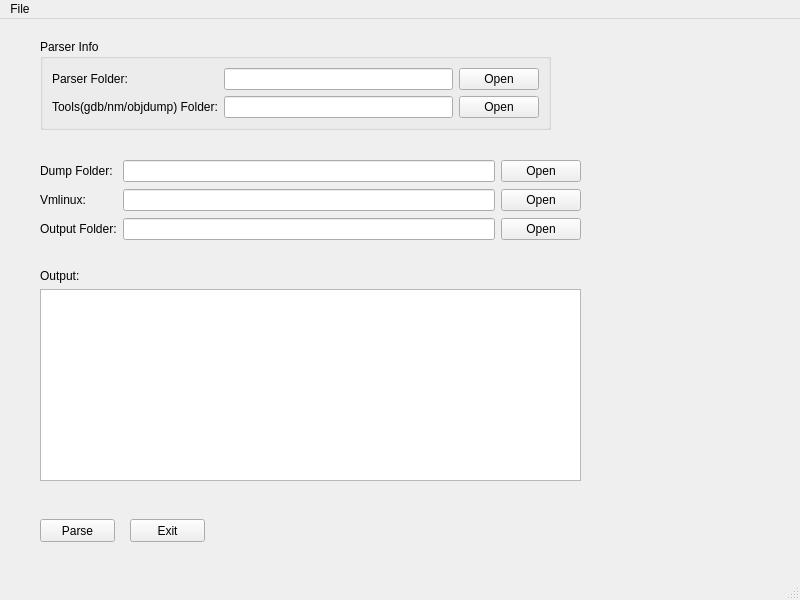
Old version of the form qparser.ui in the repository bdunix/qparser.
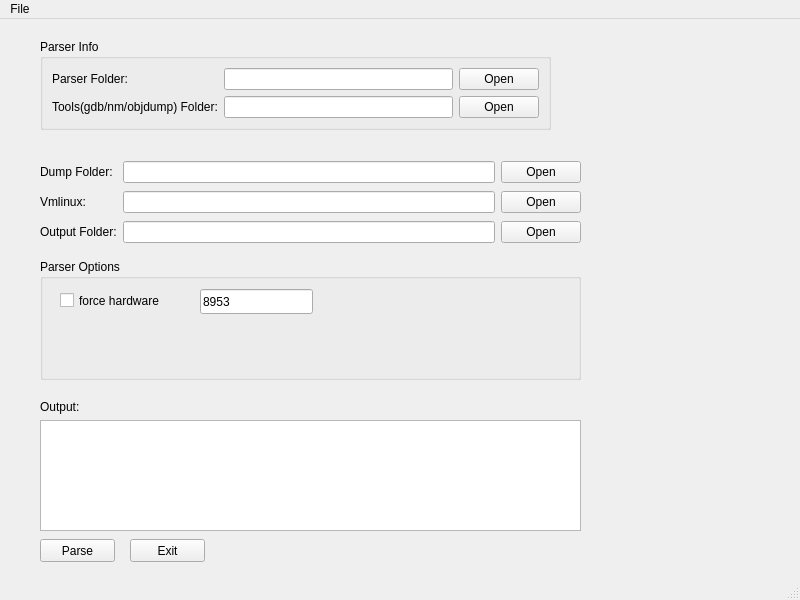
New version of the form.

```diff
--- a/qparser.ui
+++ b/qparser.ui
@@ -20,7 +20,7 @@
       <x>40</x>
       <y>140</y>
       <width>541</width>
-      <height>83</height>
+      <height>89</height>
      </rect>
     </property>
     <layout class="QGridLayout" name="gridLayout">
@@ -130,7 +130,7 @@
     <property name="geometry">
      <rect>
       <x>40</x>
-      <y>500</y>
+      <y>520</y>
       <width>75</width>
       <height>23</height>
      </rect>
@@ -143,7 +143,7 @@
     <property name="geometry">
      <rect>
       <x>130</x>
-      <y>500</y>
+      <y>520</y>
       <width>75</width>
       <height>23</height>
      </rect>
@@ -152,13 +152,13 @@
      <string>Exit</string>
     </property>
    </widget>
-   <widget class="QWidget" name="">
+   <widget class="QWidget" name="layoutWidget">
     <property name="geometry">
      <rect>
       <x>40</x>
-      <y>250</y>
+      <y>381</y>
       <width>541</width>
-      <height>212</height>
+      <height>131</height>
      </rect>
     </property>
     <layout class="QVBoxLayout" name="verticalLayout">
@@ -174,6 +174,45 @@
      </item>
     </layout>
    </widget>
+   <widget class="QGroupBox" name="groupBox_2">
+    <property name="geometry">
+     <rect>
+      <x>40</x>
+      <y>240</y>
+      <width>541</width>
+      <height>121</height>
+     </rect>
+    </property>
+    <property name="title">
+     <string>Parser Options</string>
+    </property>
+    <widget class="QLineEdit" name="forcehwLineEdit">
+     <property name="geometry">
+      <rect>
+       <x>160</x>
+       <y>30</y>
+       <width>113</width>
+       <height>25</height>
+      </rect>
+     </property>
+     <property name="text">
+      <string>8953</string>
+     </property>
+    </widget>
+    <widget class="QCheckBox" name="forcehwCheckBox">
+     <property name="geometry">
+      <rect>
+       <x>20</x>
+       <y>30</y>
+       <width>131</width>
+       <height>23</height>
+      </rect>
+     </property>
+     <property name="text">
+      <string>force hardware</string>
+     </property>
+    </widget>
+   </widget>
   </widget>
   <widget class="QStatusBar" name="statusbar"/>
   <widget class="QMenuBar" name="menubar">
```
Left out of the diff: 2 changed lines with no effect on the pictures.
